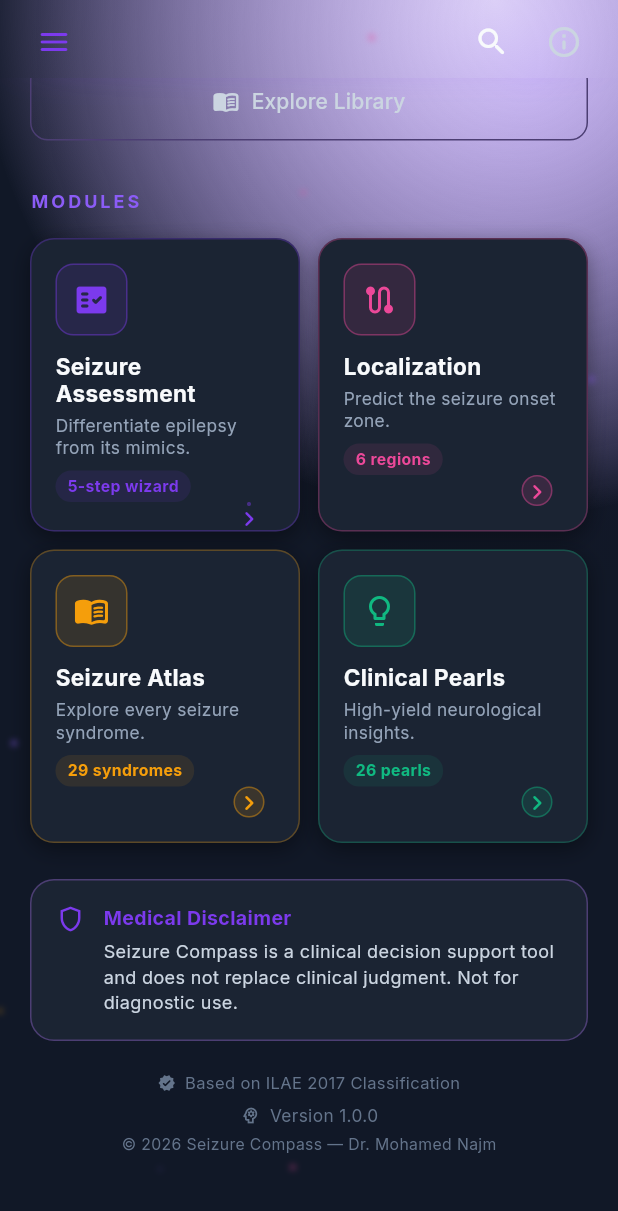
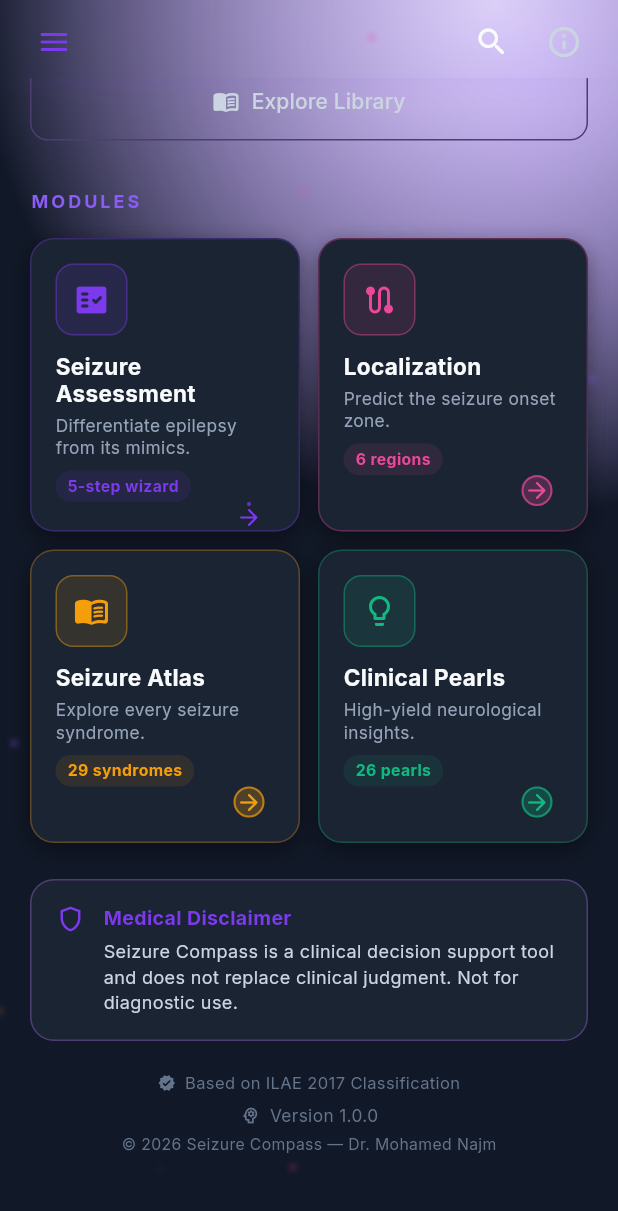
Before and after one commit to mahham20022-art/seizure-compass, a Flutter app: the screen it shows after launch, scrolled down 576 dp, on a phone screen of 412 x 824 dp. Shown: the top 1211 px of the screen. Run offline on Flutter 3.47's test engine with Material 3 defaults, Android fonts, the phone set to English and light mode, and no system bars.

Commit message:
Fix module-card "go" button: stronger badge, cleaner arrow glyph
The chevron_right_rounded icon renders as an odd rounded blob at 20px,
and its circular badge background/border were too low-alpha to read as
a button against the dark card — together it looked like a stray mark
floating in the corner instead of a deliberate CTA. Switched to a clean
arrow_forward_rounded glyph and raised the badge's fill/border opacity
so it reads as a proper circular button.

```diff
--- a/lib/core/widgets/nav_card.dart
+++ b/lib/core/widgets/nav_card.dart
@@ -85,11 +85,11 @@ class NavCard extends StatelessWidget {
                 width: 34,
                 height: 34,
                 decoration: BoxDecoration(
-                  color: accent.withValues(alpha: 0.14),
+                  color: accent.withValues(alpha: 0.24),
                   shape: BoxShape.circle,
-                  border: Border.all(color: accent.withValues(alpha: 0.4)),
+                  border: Border.all(color: accent.withValues(alpha: 0.65), width: 1.4),
                 ),
-                child: Icon(Icons.chevron_right_rounded, color: accent, size: 20),
+                child: Icon(Icons.arrow_forward_rounded, color: accent, size: 18),
               ),
             ),
           ),
```
